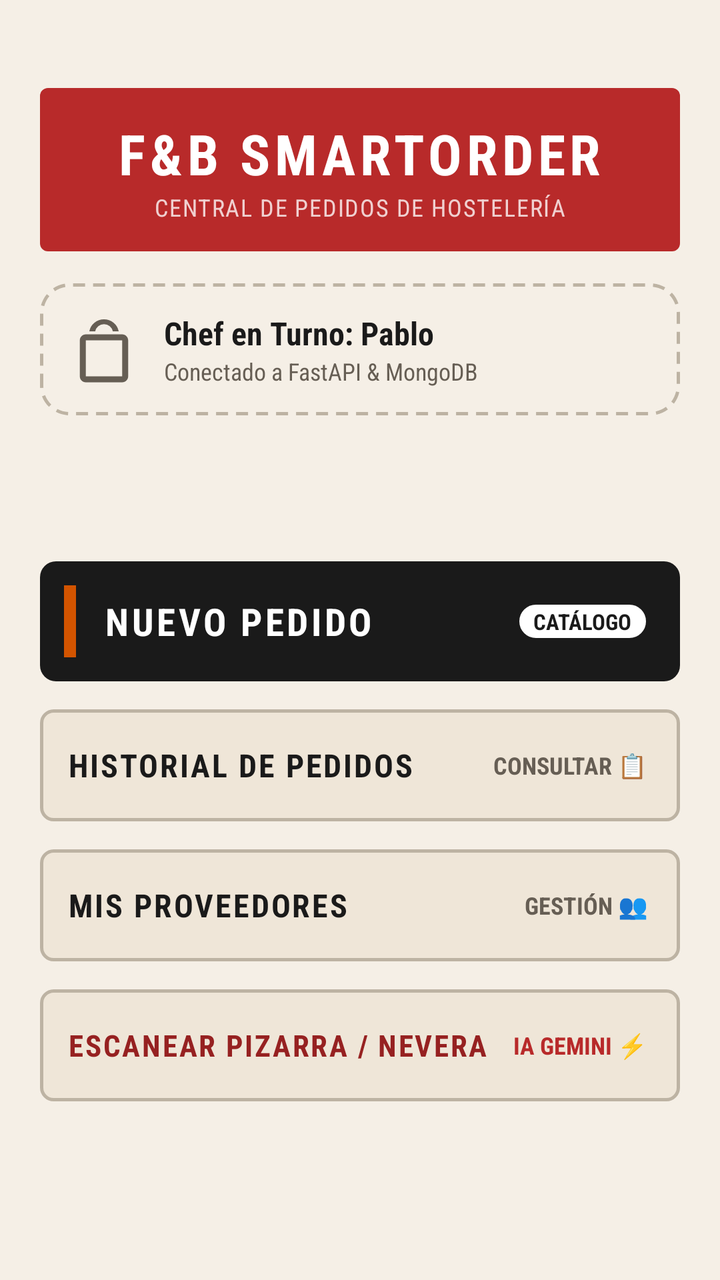
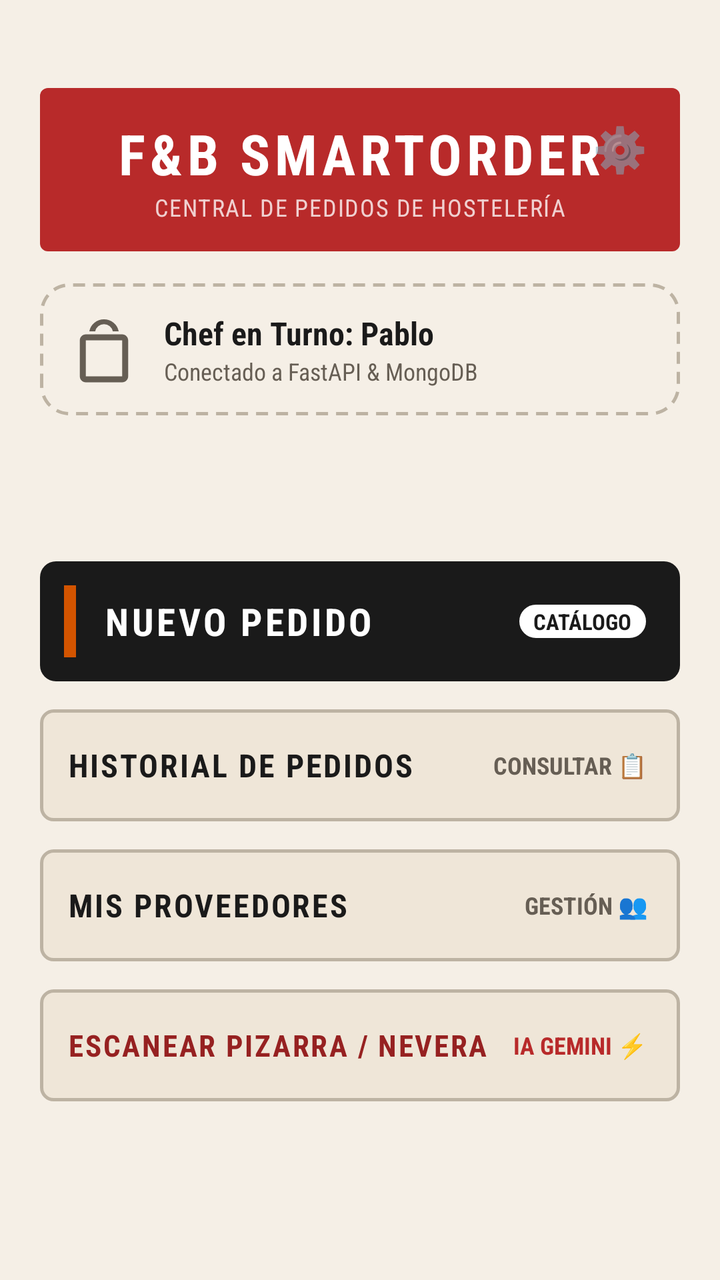

An Android layout rendered at two revisions. The XML below is the earlier revision; the diff shows what the commit changed to produce the second picture.
<!-- AndroidManifest.xml: application theme Theme.FBSmartOrder -->
<!-- res/layout/activity_landing.xml -->
<?xml version="1.0" encoding="utf-8"?>
<androidx.constraintlayout.widget.ConstraintLayout xmlns:android="http://schemas.android.com/apk/res/android"
    xmlns:app="http://schemas.android.com/apk/res-auto"
    xmlns:tools="http://schemas.android.com/tools"
    android:id="@+id/landingRoot"
    android:layout_width="match_parent"
    android:layout_height="match_parent"
    android:background="@color/bg_paper"
    android:padding="20dp"
    tools:context=".LandingActivity">

    
    <LinearLayout
        android:id="@+id/layoutLandingHeader"
        android:layout_width="match_parent"
        android:layout_height="wrap_content"
        android:layout_marginTop="24dp"
        android:background="@drawable/bg_stamp_header"
        android:gravity="center"
        android:orientation="vertical"
        android:paddingTop="14dp"
        android:paddingBottom="14dp"
        app:layout_constraintEnd_toEndOf="parent"
        app:layout_constraintStart_toStartOf="parent"
        app:layout_constraintTop_toTopOf="parent">

        <TextView
            android:layout_width="wrap_content"
            android:layout_height="wrap_content"
            android:fontFamily="sans-serif-condensed"
            android:letterSpacing="0.08"
            android:text="@string/landing_title"
            android:textColor="@color/white"
            android:textSize="28sp"
            android:textStyle="bold" />

        <TextView
            android:layout_width="wrap_content"
            android:layout_height="wrap_content"
            android:fontFamily="sans-serif-condensed"
            android:letterSpacing="0.05"
            android:text="@string/landing_subtitle"
            android:textColor="#F0D0D0"
            android:textSize="12sp" />
    </LinearLayout>

    
    <LinearLayout
        android:id="@+id/layoutChefCard"
        android:layout_width="match_parent"
        android:layout_height="wrap_content"
        android:layout_marginTop="16dp"
        android:background="@drawable/bg_search_dashed"
        android:orientation="horizontal"
        android:padding="14dp"
        android:gravity="center_vertical"
        app:layout_constraintTop_toBottomOf="@id/layoutLandingHeader">

        <ImageView
            android:layout_width="36dp"
            android:layout_height="36dp"
            android:contentDescription="Chef Icon"
            android:src="@drawable/ic_food_generic" />

        <LinearLayout
            android:layout_width="0dp"
            android:layout_height="wrap_content"
            android:layout_marginStart="12dp"
            android:layout_weight="1"
            android:orientation="vertical">

            <TextView
                android:id="@+id/tvChefName"
                android:layout_width="wrap_content"
                android:layout_height="wrap_content"
                android:fontFamily="sans-serif-condensed"
                android:text="@string/chef_welcome"
                android:textColor="@color/text_primary"
                android:textSize="16sp"
                android:textStyle="bold" />

            <TextView
                android:id="@+id/tvServerStatus"
                android:layout_width="wrap_content"
                android:layout_height="wrap_content"
                android:fontFamily="sans-serif-condensed"
                android:text="Conectado a FastAPI &amp; MongoDB"
                android:textColor="@color/text_secondary"
                android:textSize="12sp" />
        </LinearLayout>
    </LinearLayout>

    
    <LinearLayout
        android:id="@+id/layoutMenuOptions"
        android:layout_width="match_parent"
        android:layout_height="0dp"
        android:layout_marginTop="20dp"
        android:layout_marginBottom="16dp"
        android:orientation="vertical"
        android:gravity="center"
        app:layout_constraintBottom_toBottomOf="parent"
        app:layout_constraintTop_toBottomOf="@id/layoutChefCard">

        
        <LinearLayout
            android:id="@+id/btnMenuNewOrder"
            android:layout_width="match_parent"
            android:layout_height="60dp"
            android:layout_marginBottom="14dp"
            android:background="@drawable/bg_btn_retro"
            android:gravity="center_vertical"
            android:orientation="horizontal"
            android:paddingStart="12dp"
            android:paddingEnd="16dp">

            <View
                android:layout_width="6dp"
                android:layout_height="36dp"
                android:background="@color/button_accent_orange" />

            <TextView
                android:layout_width="0dp"
                android:layout_height="wrap_content"
                android:layout_marginStart="14dp"
                android:layout_weight="1"
                android:fontFamily="sans-serif-condensed"
                android:letterSpacing="0.08"
                android:text="@string/btn_new_order"
                android:textColor="@color/white"
                android:textSize="19sp"
                android:textStyle="bold" />

            <TextView
                android:layout_width="wrap_content"
                android:layout_height="wrap_content"
                android:background="@drawable/bg_badge_ok"
                android:fontFamily="sans-serif-condensed"
                android:paddingStart="8dp"
                android:paddingTop="2dp"
                android:paddingEnd="8dp"
                android:paddingBottom="2dp"
                android:text="CATÁLOGO"
                android:textColor="@color/button_retro_bg"
                android:textSize="11sp"
                android:textStyle="bold" />
        </LinearLayout>

        
        <LinearLayout
            android:id="@+id/btnMenuHistory"
            android:layout_width="match_parent"
            android:layout_height="56dp"
            android:layout_marginBottom="14dp"
            android:background="@drawable/bg_btn_secondary_retro"
            android:gravity="center_vertical"
            android:orientation="horizontal"
            android:paddingStart="14dp"
            android:paddingEnd="16dp">

            <TextView
                android:layout_width="0dp"
                android:layout_height="wrap_content"
                android:layout_weight="1"
                android:fontFamily="sans-serif-condensed"
                android:letterSpacing="0.06"
                android:text="@string/btn_order_history"
                android:textColor="@color/text_primary"
                android:textSize="16sp"
                android:textStyle="bold" />

            <TextView
                android:layout_width="wrap_content"
                android:layout_height="wrap_content"
                android:fontFamily="sans-serif-condensed"
                android:text="CONSULTAR 📋"
                android:textColor="@color/text_secondary"
                android:textSize="12sp"
                android:textStyle="bold" />
        </LinearLayout>

        
        <LinearLayout
            android:id="@+id/btnMenuSuppliers"
            android:layout_width="match_parent"
            android:layout_height="56dp"
            android:layout_marginBottom="14dp"
            android:background="@drawable/bg_btn_secondary_retro"
            android:gravity="center_vertical"
            android:orientation="horizontal"
            android:paddingStart="14dp"
            android:paddingEnd="16dp">

            <TextView
                android:layout_width="0dp"
                android:layout_height="wrap_content"
                android:layout_weight="1"
                android:fontFamily="sans-serif-condensed"
                android:letterSpacing="0.06"
                android:text="@string/btn_suppliers"
                android:textColor="@color/text_primary"
                android:textSize="16sp"
                android:textStyle="bold" />

            <TextView
                android:layout_width="wrap_content"
                android:layout_height="wrap_content"
                android:fontFamily="sans-serif-condensed"
                android:text="GESTIÓN 👥"
                android:textColor="@color/text_secondary"
                android:textSize="12sp"
                android:textStyle="bold" />
        </LinearLayout>

        
        <LinearLayout
            android:id="@+id/btnMenuScanFridge"
            android:layout_width="match_parent"
            android:layout_height="56dp"
            android:background="@drawable/bg_btn_secondary_retro"
            android:gravity="center_vertical"
            android:orientation="horizontal"
            android:paddingStart="14dp"
            android:paddingEnd="16dp">

            <TextView
                android:layout_width="0dp"
                android:layout_height="wrap_content"
                android:layout_weight="1"
                android:fontFamily="sans-serif-condensed"
                android:letterSpacing="0.06"
                android:text="@string/btn_scan_fridge"
                android:textColor="@color/stamp_red_dark"
                android:textSize="15sp"
                android:textStyle="bold" />

            <TextView
                android:layout_width="wrap_content"
                android:layout_height="wrap_content"
                android:fontFamily="sans-serif-condensed"
                android:text="IA GEMINI ⚡"
                android:textColor="@color/stamp_red"
                android:textSize="12sp"
                android:textStyle="bold" />
        </LinearLayout>

    </LinearLayout>

</androidx.constraintlayout.widget.ConstraintLayout>
<!-- resources referenced by this layout -->
<resources>
  <color name="bg_paper">#F5EFE6</color>
  <color name="button_accent_orange">#D35400</color>
  <color name="button_retro_bg">#1A1A1A</color>
  <color name="stamp_red">#B82A2A</color>
  <color name="stamp_red_dark">#962121</color>
  <color name="text_primary">#1A1A1A</color>
  <color name="text_secondary">#665E54</color>
  <color name="white">#FFFFFFFF</color>
  <!-- drawable bg_badge_ok (drawable) -->
  <?xml version="1.0" encoding="utf-8"?>
  <shape xmlns:android="http://schemas.android.com/apk/res/android"
      android:shape="rectangle">
      <solid android:color="@color/white" />
      <corners android:radius="12dp" />
      <stroke
          android:width="1dp"
          android:color="@color/button_retro_bg" />
  </shape>
  <!-- drawable bg_btn_retro (drawable) -->
  <?xml version="1.0" encoding="utf-8"?>
  <ripple xmlns:android="http://schemas.android.com/apk/res/android"
      android:color="@color/button_accent_orange">
      <item>
          <shape android:shape="rectangle">
              <solid android:color="@color/button_retro_bg" />
              <corners android:radius="8dp" />
          </shape>
      </item>
  </ripple>
  <!-- drawable bg_btn_secondary_retro (drawable) -->
  <?xml version="1.0" encoding="utf-8"?>
  <shape xmlns:android="http://schemas.android.com/apk/res/android"
      android:shape="rectangle">
      <solid android:color="#EFE6D8" />
      <stroke
          android:width="1.5dp"
          android:color="@color/border_dashed" />
      <corners android:radius="6dp" />
      <padding
          android:left="10dp"
          android:top="6dp"
          android:right="10dp"
          android:bottom="6dp" />
  </shape>
  <!-- drawable bg_search_dashed (drawable) -->
  <?xml version="1.0" encoding="utf-8"?>
  <shape xmlns:android="http://schemas.android.com/apk/res/android"
      android:shape="rectangle">
      <solid android:color="@android:color/transparent" />
      <stroke
          android:width="1.5dp"
          android:color="@color/border_dashed"
          android:dashWidth="6dp"
          android:dashGap="4dp" />
      <corners android:radius="14dp" />
  </shape>
  <!-- drawable bg_stamp_header (drawable) -->
  <?xml version="1.0" encoding="utf-8"?>
  <shape xmlns:android="http://schemas.android.com/apk/res/android"
      android:shape="rectangle">
      <solid android:color="@color/stamp_red" />
      <corners android:radius="4dp" />
  </shape>
  <!-- drawable ic_food_generic (drawable) -->
  <vector xmlns:android="http://schemas.android.com/apk/res/android"
      android:width="36dp"
      android:height="36dp"
      android:viewportWidth="24"
      android:viewportHeight="24">
      <path
          android:fillColor="@color/text_secondary"
          android:pathData="M18.06,22.99h-12.12c-1.1,0 -2,-0.9 -2,-2l0,-11.99c0,-1.1 0.9,-2 2,-2h12.12c1.1,0 2,0.9 2,2l0,11.99c0,1.1 -0.9,2 -2,2zM5.94,9l0,11.99h12.12l0,-11.99h-12.12z" />
      <path
          android:fillColor="@color/text_secondary"
          android:pathData="M12,2a5,5 0,0 0,-4.9 4h1.96a3,3 0,0 1,5.88 0h1.96A5,5 0,0 0,12 2z" />
  </vector>
  <string name="btn_new_order">NUEVO PEDIDO</string>
  <string name="btn_order_history">HISTORIAL DE PEDIDOS</string>
  <string name="btn_scan_fridge">ESCANEAR PIZARRA / NEVERA</string>
  <string name="btn_suppliers">MIS PROVEEDORES</string>
  <string name="chef_welcome">Chef en Turno: Pablo</string>
  <string name="landing_subtitle">CENTRAL DE PEDIDOS DE HOSTELERÍA</string>
  <string name="landing_title">F&amp;B SMARTORDER</string>
  <style name="Theme.FBSmartOrder" parent="Theme.MaterialComponents.DayNight.NoActionBar">
          <item name="colorPrimary">@color/stamp_red</item>
          <item name="colorPrimaryVariant">@color/stamp_red_dark</item>
          <item name="colorOnPrimary">@color/white</item>
          <item name="android:windowBackground">@color/bg_paper</item>
          <item name="android:statusBarColor">@color/bg_paper</item>
          <item name="android:windowLightStatusBar" tools:targetApi="m">true</item>
      </style>
  <color name="border_dashed">#BDB3A3</color>
</resources>

<!-- the commit's change to res/layout/activity_landing.xml (unified diff, before → after) -->
@@ -10,39 +10,58 @@
     tools:context=".LandingActivity">
 
     
-    <LinearLayout
-        android:id="@+id/layoutLandingHeader"
+    <FrameLayout
+        android:id="@+id/layoutLandingHeaderContainer"
         android:layout_width="match_parent"
         android:layout_height="wrap_content"
         android:layout_marginTop="24dp"
-        android:background="@drawable/bg_stamp_header"
-        android:gravity="center"
-        android:orientation="vertical"
-        android:paddingTop="14dp"
-        android:paddingBottom="14dp"
         app:layout_constraintEnd_toEndOf="parent"
         app:layout_constraintStart_toStartOf="parent"
         app:layout_constraintTop_toTopOf="parent">
 
+        <LinearLayout
+            android:id="@+id/layoutLandingHeader"
+            android:layout_width="match_parent"
+            android:layout_height="wrap_content"
+            android:background="@drawable/bg_stamp_header"
+            android:gravity="center"
+            android:orientation="vertical"
+            android:paddingTop="14dp"
+            android:paddingBottom="14dp">
+
+            <TextView
+                android:layout_width="wrap_content"
+                android:layout_height="wrap_content"
+                android:fontFamily="sans-serif-condensed"
+                android:letterSpacing="0.08"
+                android:text="@string/landing_title"
+                android:textColor="@color/white"
+                android:textSize="28sp"
+                android:textStyle="bold" />
+
+            <TextView
+                android:layout_width="wrap_content"
+                android:layout_height="wrap_content"
+                android:fontFamily="sans-serif-condensed"
+                android:letterSpacing="0.05"
+                android:text="@string/landing_subtitle"
+                android:textColor="#F0D0D0"
+                android:textSize="12sp" />
+        </LinearLayout>
+
+        
         <TextView
-            android:layout_width="wrap_content"
-            android:layout_height="wrap_content"
-            android:fontFamily="sans-serif-condensed"
-            android:letterSpacing="0.08"
-            android:text="@string/landing_title"
-            android:textColor="@color/white"
-            android:textSize="28sp"
-            android:textStyle="bold" />
-
-        <TextView
-            android:layout_width="wrap_content"
-            android:layout_height="wrap_content"
-            android:fontFamily="sans-serif-condensed"
-            android:letterSpacing="0.05"
-            android:text="@string/landing_subtitle"
-            android:textColor="#F0D0D0"
-            android:textSize="12sp" />
-    </LinearLayout>
+            android:id="@+id/btnLandingSettings"
+            android:layout_width="44dp"
+            android:layout_height="44dp"
+            android:layout_gravity="top|end"
+            android:layout_marginTop="8dp"
+            android:layout_marginEnd="8dp"
+            android:background="?attr/selectableItemBackgroundBorderless"
+            android:gravity="center"
+            android:text="⚙️"
+            android:textSize="22sp" />
+    </FrameLayout>
 
     
     <LinearLayout
@@ -54,7 +73,7 @@
         android:orientation="horizontal"
         android:padding="14dp"
         android:gravity="center_vertical"
-        app:layout_constraintTop_toBottomOf="@id/layoutLandingHeader">
+        app:layout_constraintTop_toBottomOf="@id/layoutLandingHeaderContainer">
 
         <ImageView
             android:layout_width="36dp"
